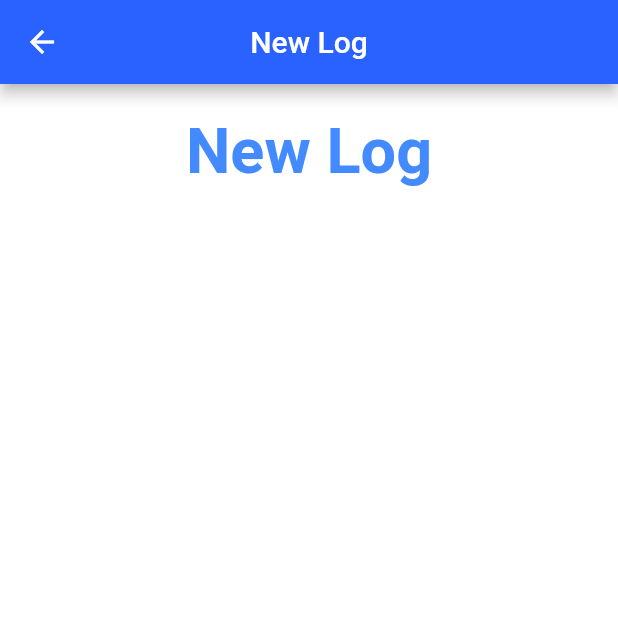
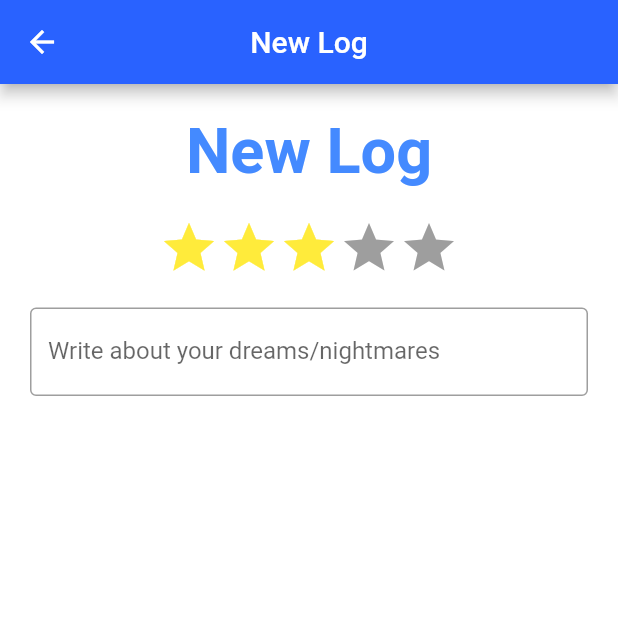
Before and after one commit to Snail51/SweetDreams, a Flutter app: the CreateLogPage screen opened directly, on a phone screen of 412 x 824 dp, the top half of it. Run offline on Flutter 3.47's test engine with Material 2 defaults, Android fonts, the phone set to English and light mode, and no system bars; drawn by our look-alikes of flutter_rating_bar.

Commit message:
partially formatted new log

```diff
--- a/lib/dreams/views/create_log.dart
+++ b/lib/dreams/views/create_log.dart
@@ -1,5 +1,6 @@
 import 'package:flutter/cupertino.dart';
 import 'package:flutter/material.dart';
+import 'package:flutter_rating_bar/flutter_rating_bar.dart';
 
 class CreateLogPage extends StatefulWidget {
 
@@ -15,6 +16,10 @@ class _CreateLogPageState extends State<CreateLogPage>  {
   void initState() {
     super.initState();
   }
+
+  var _rating = 0.0;
+
+
   @override
   Widget build(BuildContext context) {
     return Scaffold(
@@ -28,8 +33,42 @@ class _CreateLogPageState extends State<CreateLogPage>  {
           child: Column(
             children: <Widget>[
               Padding(
-                  padding: EdgeInsets.only(top: 20.0, bottom: 20.0),
+                  padding: EdgeInsets.only(top: 20.0,),
                   child: Text("New Log", style: const TextStyle(fontWeight: FontWeight.bold, color: Colors.blueAccent), textScaleFactor: 3,)
+              ),
+              Padding(
+                padding:EdgeInsets.only(top: 20.0, left: 20.0, right: 20.0,),
+                child: RatingBar(
+                  minRating: 0,
+                  maxRating: 5,
+                  initialRating: 3,
+                  allowHalfRating: false,
+                  onRatingUpdate: (rating)  {
+                    setState(() {
+                      _rating = rating;
+                    });
+                    },
+                  ratingWidget: RatingWidget(
+                      full: Icon(
+                        Icons.star,
+                        color: Colors.yellow,
+                      ),
+                      half: Image.asset("star_half.png", color: Colors.yellow),
+                      empty: Icon(
+                        Icons.star,
+                        color: Colors.grey,
+                      )
+                  ),
+                ),
+              ),
+              Padding(
+                padding: EdgeInsets.only(top: 20.0, left: 20.0, right: 20.0,),
+                child: TextField(
+                  decoration: InputDecoration(
+                  border: OutlineInputBorder(),
+                  labelText: 'Write about your dreams/nightmares'
+                  ),
+                )
               ),
             ],
           )
--- a/lib/dreams/views/sleep_planner.dart
+++ b/lib/dreams/views/sleep_planner.dart
@@ -3,8 +3,7 @@ import 'package:flutter/material.dart';
 
 class SleepPlannerPage extends StatefulWidget {
 
-  SleepPlannerPage({required Key? key, required this.title}) : super(key: key);
-  final String title;
+  SleepPlannerPage();
 
   @override
   _SleepPlannerPageState createState() => _SleepPlannerPageState();
--- a/lib/main.dart
+++ b/lib/main.dart
@@ -102,6 +102,6 @@ class SleepPlannerScreen extends StatefulWidget {
 class _SleepPlannerScreen extends State<SleepPlannerScreen> {
   @override
   Widget build(BuildContext context) {
-    return new SleepPlannerPage(title: 'Sleep Planner', key: Key("UNITS"),);
+    return new SleepPlannerPage();
   }
 }
--- a/pubspec.yaml
+++ b/pubspec.yaml
@@ -24,6 +24,7 @@ dependencies:
   flutter:
     sdk: flutter
   shared_preferences: ^2.0.6
+  flutter_rating_bar: 4.0.1
 
   # The following adds the Cupertino Icons font to your application.
   # Use with the CupertinoIcons class for iOS style icons.
```
Also changed, not shown: pubspec.lock.
